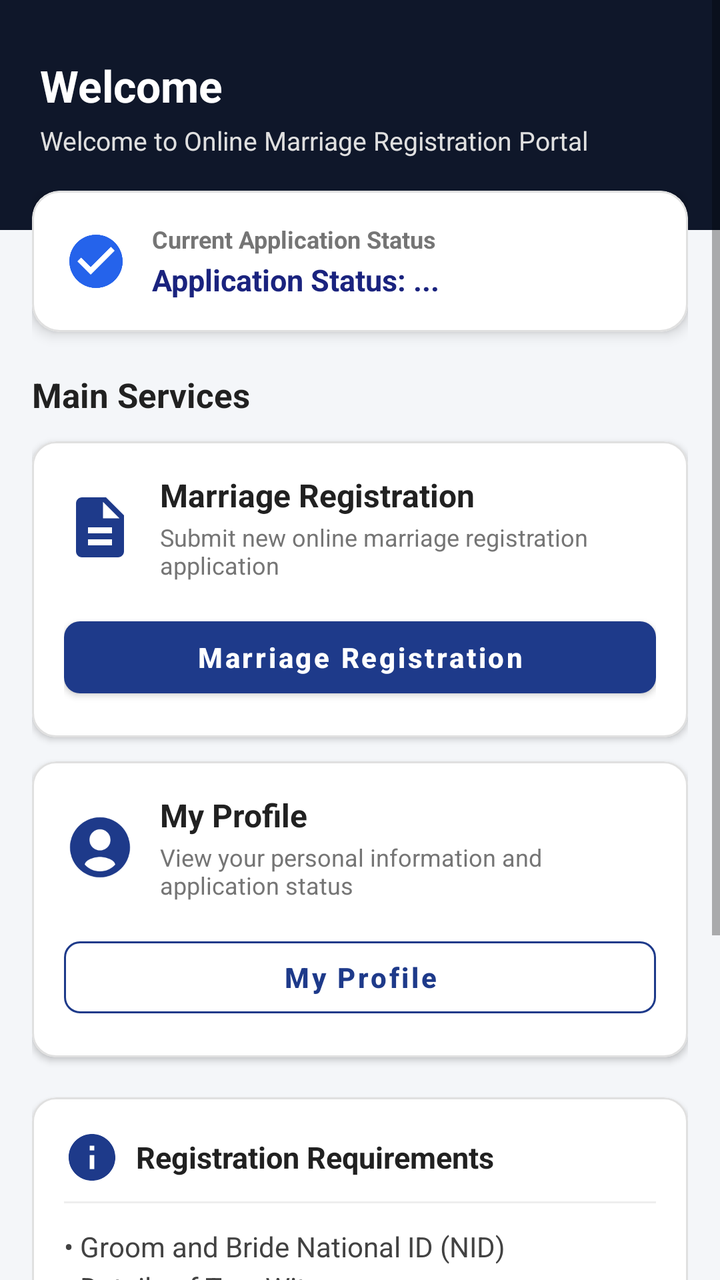
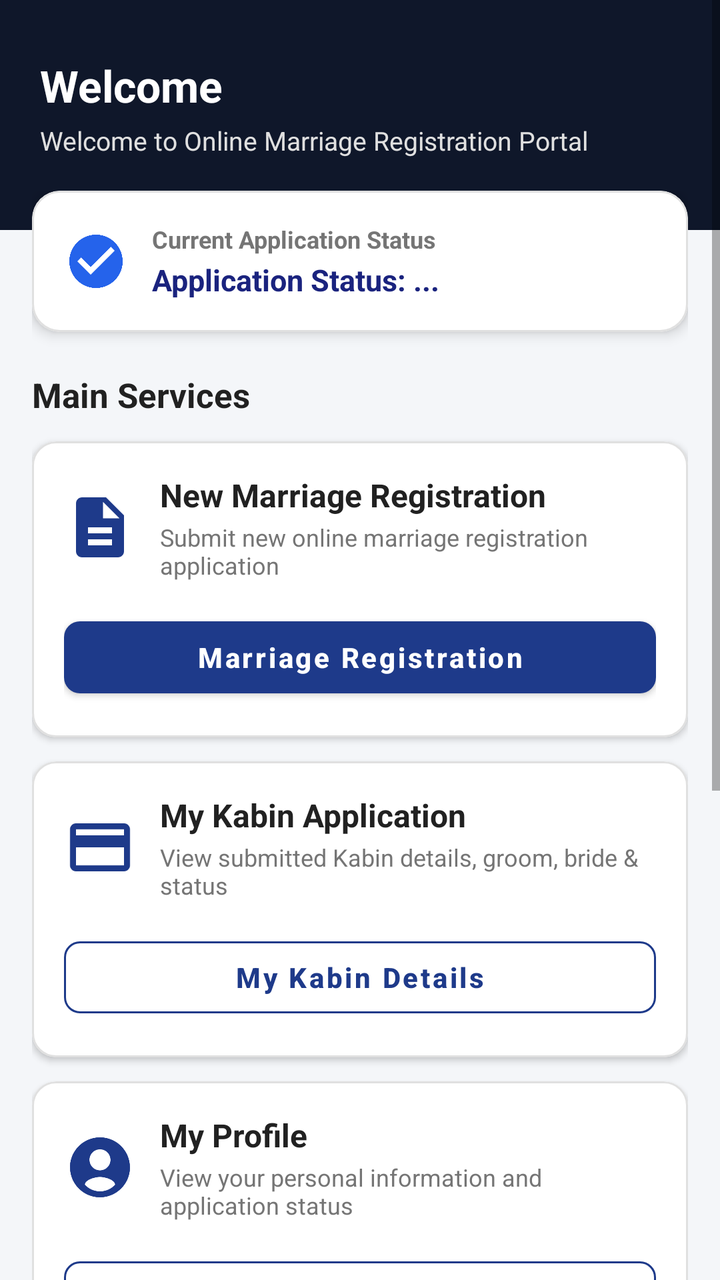

Before-and-after screenshots of an Android layout around one commit, followed by the original layout XML and the change that was made.
<!-- AndroidManifest.xml: application theme Theme.KabinRegistration -->
<!-- res/layout/activity_home.xml -->
<?xml version="1.0" encoding="utf-8"?>
<ScrollView xmlns:android="http://schemas.android.com/apk/res/android"
    xmlns:app="http://schemas.android.com/apk/res-auto"
    android:layout_width="match_parent"
    android:layout_height="match_parent"
    android:background="#F4F6F9"
    android:fillViewport="true">

    <LinearLayout
        android:layout_width="match_parent"
        android:layout_height="wrap_content"
        android:orientation="vertical">

        
        <RelativeLayout
            android:layout_width="match_parent"
            android:layout_height="wrap_content"
            android:background="@color/purple_700"
            android:paddingHorizontal="20dp"
            android:paddingTop="28dp"
            android:paddingBottom="36dp">

            <LinearLayout
                android:layout_width="match_parent"
                android:layout_height="wrap_content"
                android:orientation="vertical">

                <TextView
                    android:id="@+id/tvWelcome"
                    android:layout_width="wrap_content"
                    android:layout_height="wrap_content"
                    android:text="Welcome"
                    android:textColor="@color/white"
                    android:textSize="22sp"
                    android:textStyle="bold" />

                <TextView
                    android:layout_width="wrap_content"
                    android:layout_height="wrap_content"
                    android:layout_marginTop="4dp"
                    android:text="Welcome to Online Marriage Registration Portal"
                    android:textColor="#E0E0E0"
                    android:textSize="13sp" />
            </LinearLayout>

        </RelativeLayout>

        
        <LinearLayout
            android:layout_width="match_parent"
            android:layout_height="wrap_content"
            android:layout_marginTop="-20dp"
            android:orientation="vertical"
            android:paddingHorizontal="16dp"
            android:paddingBottom="24dp">

            
            <com.google.android.material.card.MaterialCardView
                android:layout_width="match_parent"
                android:layout_height="wrap_content"
                android:layout_marginBottom="20dp"
                app:cardBackgroundColor="@color/white"
                app:cardCornerRadius="14dp"
                app:cardElevation="4dp"
                app:strokeColor="#E0E0E0"
                app:strokeWidth="1dp">

                <LinearLayout
                    android:layout_width="match_parent"
                    android:layout_height="wrap_content"
                    android:gravity="center_vertical"
                    android:orientation="horizontal"
                    android:padding="16dp">

                    <ImageView
                        android:layout_width="32dp"
                        android:layout_height="32dp"
                        android:contentDescription="Status Icon"
                        android:src="@drawable/ic_status" />

                    <LinearLayout
                        android:layout_width="match_parent"
                        android:layout_height="wrap_content"
                        android:layout_marginStart="12dp"
                        android:orientation="vertical">

                        <TextView
                            android:layout_width="wrap_content"
                            android:layout_height="wrap_content"
                            android:text="Current Application Status"
                            android:textColor="#757575"
                            android:textSize="12sp"
                            android:textStyle="bold" />

                        <TextView
                            android:id="@+id/tvStatus"
                            android:layout_width="match_parent"
                            android:layout_height="wrap_content"
                            android:layout_marginTop="2dp"
                            android:text="Application Status: ..."
                            android:textColor="#1A237E"
                            android:textSize="15sp"
                            android:textStyle="bold" />
                    </LinearLayout>
                </LinearLayout>
            </com.google.android.material.card.MaterialCardView>

            
            <TextView
                android:layout_width="wrap_content"
                android:layout_height="wrap_content"
                android:layout_marginBottom="12dp"
                android:text="Main Services"
                android:textColor="#212121"
                android:textSize="17sp"
                android:textStyle="bold" />

            
            
            <com.google.android.material.card.MaterialCardView
                android:layout_width="match_parent"
                android:layout_height="wrap_content"
                android:layout_marginBottom="12dp"
                app:cardBackgroundColor="@color/white"
                app:cardCornerRadius="12dp"
                app:cardElevation="2dp"
                app:strokeColor="#E0E0E0"
                app:strokeWidth="1dp">

                <LinearLayout
                    android:layout_width="match_parent"
                    android:layout_height="wrap_content"
                    android:orientation="vertical"
                    android:padding="16dp">

                    <LinearLayout
                        android:layout_width="match_parent"
                        android:layout_height="wrap_content"
                        android:gravity="center_vertical"
                        android:orientation="horizontal">

                        <ImageView
                            android:layout_width="36dp"
                            android:layout_height="36dp"
                            android:contentDescription="Document Icon"
                            android:src="@drawable/ic_document" />

                        <LinearLayout
                            android:layout_width="match_parent"
                            android:layout_height="wrap_content"
                            android:layout_marginStart="12dp"
                            android:orientation="vertical">

                            <TextView
                                android:layout_width="wrap_content"
                                android:layout_height="wrap_content"
                                android:text="Marriage Registration"
                                android:textColor="#212121"
                                android:textSize="16sp"
                                android:textStyle="bold" />

                            <TextView
                                android:layout_width="wrap_content"
                                android:layout_height="wrap_content"
                                android:layout_marginTop="2dp"
                                android:text="Submit new online marriage registration application"
                                android:textColor="#757575"
                                android:textSize="12sp" />
                        </LinearLayout>
                    </LinearLayout>

                    <com.google.android.material.button.MaterialButton
                        android:id="@+id/btnKabin"
                        android:layout_width="match_parent"
                        android:layout_height="48dp"
                        android:layout_marginTop="14dp"
                        android:text="Marriage Registration"
                        android:textAllCaps="false"
                        android:textSize="14sp"
                        android:textStyle="bold"
                        app:cornerRadius="8dp" />
                </LinearLayout>
            </com.google.android.material.card.MaterialCardView>

            
            <com.google.android.material.card.MaterialCardView
                android:layout_width="match_parent"
                android:layout_height="wrap_content"
                android:layout_marginBottom="20dp"
                app:cardBackgroundColor="@color/white"
                app:cardCornerRadius="12dp"
                app:cardElevation="2dp"
                app:strokeColor="#E0E0E0"
                app:strokeWidth="1dp">

                <LinearLayout
                    android:layout_width="match_parent"
                    android:layout_height="wrap_content"
                    android:orientation="vertical"
                    android:padding="16dp">

                    <LinearLayout
                        android:layout_width="match_parent"
                        android:layout_height="wrap_content"
                        android:gravity="center_vertical"
                        android:orientation="horizontal">

                        <ImageView
                            android:layout_width="36dp"
                            android:layout_height="36dp"
                            android:contentDescription="Profile Icon"
                            android:src="@drawable/ic_profile" />

                        <LinearLayout
                            android:layout_width="match_parent"
                            android:layout_height="wrap_content"
                            android:layout_marginStart="12dp"
                            android:orientation="vertical">

                            <TextView
                                android:layout_width="wrap_content"
                                android:layout_height="wrap_content"
                                android:text="My Profile"
                                android:textColor="#212121"
                                android:textSize="16sp"
                                android:textStyle="bold" />

                            <TextView
                                android:layout_width="wrap_content"
                                android:layout_height="wrap_content"
                                android:layout_marginTop="2dp"
                                android:text="View your personal information and application status"
                                android:textColor="#757575"
                                android:textSize="12sp" />
                        </LinearLayout>
                    </LinearLayout>

                    <com.google.android.material.button.MaterialButton
                        android:id="@+id/btnProfile"
                        style="@style/Widget.MaterialComponents.Button.OutlinedButton"
                        android:layout_width="match_parent"
                        android:layout_height="48dp"
                        android:layout_marginTop="14dp"
                        android:text="My Profile"
                        android:textAllCaps="false"
                        android:textSize="14sp"
                        android:textStyle="bold"
                        app:cornerRadius="8dp"
                        app:strokeColor="@color/purple_500" />
                </LinearLayout>
            </com.google.android.material.card.MaterialCardView>

            
            <com.google.android.material.card.MaterialCardView
                android:layout_width="match_parent"
                android:layout_height="wrap_content"
                android:layout_marginBottom="20dp"
                app:cardBackgroundColor="@color/white"
                app:cardCornerRadius="12dp"
                app:cardElevation="2dp"
                app:strokeColor="#E0E0E0"
                app:strokeWidth="1dp">

                <LinearLayout
                    android:layout_width="match_parent"
                    android:layout_height="wrap_content"
                    android:orientation="vertical"
                    android:padding="16dp">

                    <LinearLayout
                        android:layout_width="match_parent"
                        android:layout_height="wrap_content"
                        android:gravity="center_vertical"
                        android:orientation="horizontal">

                        <ImageView
                            android:layout_width="28dp"
                            android:layout_height="28dp"
                            android:contentDescription="Info Icon"
                            android:src="@drawable/ic_info" />

                        <TextView
                            android:layout_width="wrap_content"
                            android:layout_height="wrap_content"
                            android:layout_marginStart="8dp"
                            android:text="Registration Requirements"
                            android:textColor="#212121"
                            android:textSize="15sp"
                            android:textStyle="bold" />
                    </LinearLayout>

                    <View
                        android:layout_width="match_parent"
                        android:layout_height="1dp"
                        android:layout_marginTop="8dp"
                        android:layout_marginBottom="12dp"
                        android:background="#EEEEEE" />

                    <TextView
                        android:layout_width="match_parent"
                        android:layout_height="wrap_content"
                        android:lineSpacingExtra="4dp"
                        android:text="• Groom and Bride National ID (NID)\n• Details of Two Witnesses\n• Dower (Mahr) Amount\n• Marriage Date and Address"
                        android:textColor="#424242"
                        android:textSize="14sp" />

                    <TextView
                        android:layout_width="match_parent"
                        android:layout_height="wrap_content"
                        android:layout_marginTop="12dp"
                        android:background="#E8F0FE"
                        android:padding="10dp"
                        android:text="Upon submission, application status will be Pending. It will be Accepted after verification."
                        android:textColor="#1565C0"
                        android:textSize="12sp"
                        android:textStyle="italic" />

                </LinearLayout>
            </com.google.android.material.card.MaterialCardView>

            
            <com.google.android.material.button.MaterialButton
                android:id="@+id/btnLogout"
                style="@style/Widget.MaterialComponents.Button.OutlinedButton"
                android:layout_width="match_parent"
                android:layout_height="52dp"
                android:layout_marginTop="8dp"
                android:text="Logout"
                android:textAllCaps="false"
                android:textColor="#D32F2F"
                android:textSize="15sp"
                android:textStyle="bold"
                app:cornerRadius="10dp"
                app:icon="@drawable/ic_logout"
                app:iconGravity="textStart"
                app:iconPadding="8dp"
                app:iconTint="#D32F2F"
                app:strokeColor="#FFCDD2" />

        </LinearLayout>
    </LinearLayout>
</ScrollView>
<!-- resources referenced by this layout -->
<resources>
  <color name="purple_500">#1E3A8A</color>
  <color name="purple_700">#0F172A</color>
  <color name="white">#FFFFFF</color>
  <!-- drawable ic_document (drawable) -->
  <vector xmlns:android="http://schemas.android.com/apk/res/android"
      android:width="24dp"
      android:height="24dp"
      android:viewportWidth="24"
      android:viewportHeight="24">
    <path
        android:fillColor="@color/primary_color"
        android:pathData="M14,2H6c-1.1,0 -1.99,0.9 -1.99,2L4,20c0,1.1 0.89,2 1.99,2H18c1.1,0 2,-0.9 2,-2V8l-6,-6zM16,18H8v-2h8v2zm0,-4H8v-2h8v2zm-3,-5V3.5L18.5,9H13z"/>
  </vector>
  <!-- drawable ic_info (drawable) -->
  <vector xmlns:android="http://schemas.android.com/apk/res/android"
      android:width="24dp"
      android:height="24dp"
      android:viewportWidth="24"
      android:viewportHeight="24">
    <path
        android:fillColor="@color/primary_color"
        android:pathData="M12,2C6.48,2 2,6.48 2,12s4.48,10 10,10 10,-4.48 10,-10S17.52,2 12,2zm1,15h-2v-6h2v6zm0,-8h-2V7h2v2z"/>
  </vector>
  <!-- drawable ic_logout (drawable) -->
  <vector xmlns:android="http://schemas.android.com/apk/res/android"
      android:width="24dp"
      android:height="24dp"
      android:viewportWidth="24"
      android:viewportHeight="24">
    <path
        android:fillColor="#D32F2F"
        android:pathData="M17,7l-1.41,1.41L18.17,11H8v2h10.17l-2.58,2.58L17,17l5,-5 -5,-5zM4,5h8V3H4c-1.1,0 -2,0.9 -2,2v14c0,1.1 0.9,2 2,2h8v-2H4V5z"/>
  </vector>
  <!-- drawable ic_profile (drawable) -->
  <vector xmlns:android="http://schemas.android.com/apk/res/android"
      android:width="24dp"
      android:height="24dp"
      android:viewportWidth="24"
      android:viewportHeight="24">
    <path
        android:fillColor="@color/primary_color"
        android:pathData="M12,2C6.48,2 2,6.48 2,12s4.48,10 10,10 10,-4.48 10,-10S17.52,2 12,2zM12,6c1.93,0 3.5,1.57 3.5,3.5S13.93,13 12,13s-3.5,-1.57 -3.5,-3.5S10.07,6 12,6zM12,20c-2.03,0 -3.8,-0.85 -5.05,-2.23 0.12,-1.67 3.37,-2.57 5.05,-2.57 1.67,0 4.93,0.9 5.05,2.57C15.8,19.15 14.03,20 12,20z"/>
  </vector>
  <!-- drawable ic_status (drawable) -->
  <vector xmlns:android="http://schemas.android.com/apk/res/android"
      android:width="24dp"
      android:height="24dp"
      android:viewportWidth="24"
      android:viewportHeight="24">
    <path
        android:fillColor="@color/accent_color"
        android:pathData="M12,2C6.48,2 2,6.48 2,12s4.48,10 10,10 10,-4.48 10,-10S17.52,2 12,2zm-2,15l-5,-5 1.41,-1.41L10,14.17l7.59,-7.59L19,8l-9,9z"/>
  </vector>
  <style name="Theme.KabinRegistration" parent="Theme.MaterialComponents.DayNight.DarkActionBar">
          <item name="colorPrimary">@color/primary_color</item>
          <item name="colorPrimaryVariant">@color/primary_dark</item>
          <item name="colorOnPrimary">@color/white</item>
          <item name="colorSecondary">@color/secondary_color</item>
          <item name="colorSecondaryVariant">@color/secondary_light</item>
          <item name="colorOnSecondary">@color/white</item>
          <item name="android:statusBarColor">@color/primary_dark</item>
          <item name="android:windowBackground">@color/bg_light</item>
      </style>
  <color name="primary_color">#1E3A8A</color>
  <color name="accent_color">#2563EB</color>
  <color name="primary_dark">#0F172A</color>
  <color name="secondary_color">#0D9488</color>
  <color name="secondary_light">#14B8A6</color>
  <color name="bg_light">#F8FAFC</color>
</resources>

<!-- the commit's change to res/layout/activity_home.xml (unified diff, before → after) -->
@@ -154,7 +154,7 @@
                             <TextView
                                 android:layout_width="wrap_content"
                                 android:layout_height="wrap_content"
-                                android:text="Marriage Registration"
+                                android:text="New Marriage Registration"
                                 android:textColor="#212121"
                                 android:textSize="16sp"
                                 android:textStyle="bold" />
@@ -179,6 +179,74 @@
                         android:textSize="14sp"
                         android:textStyle="bold"
                         app:cornerRadius="8dp" />
+                </LinearLayout>
+            </com.google.android.material.card.MaterialCardView>
+
+            
+            <com.google.android.material.card.MaterialCardView
+                android:layout_width="match_parent"
+                android:layout_height="wrap_content"
+                android:layout_marginBottom="12dp"
+                app:cardBackgroundColor="@color/white"
+                app:cardCornerRadius="12dp"
+                app:cardElevation="2dp"
+                app:strokeColor="#E0E0E0"
+                app:strokeWidth="1dp">
+
+                <LinearLayout
+                    android:layout_width="match_parent"
+                    android:layout_height="wrap_content"
+                    android:orientation="vertical"
+                    android:padding="16dp">
+
+                    <LinearLayout
+                        android:layout_width="match_parent"
+                        android:layout_height="wrap_content"
+                        android:gravity="center_vertical"
+                        android:orientation="horizontal">
+
+                        <ImageView
+                            android:layout_width="36dp"
+                            android:layout_height="36dp"
+                            android:contentDescription="My Kabin Icon"
+                            android:src="@drawable/ic_card" />
+
+                        <LinearLayout
+                            android:layout_width="match_parent"
+                            android:layout_height="wrap_content"
+                            android:layout_marginStart="12dp"
+                            android:orientation="vertical">
+
+                            <TextView
+                                android:layout_width="wrap_content"
+                                android:layout_height="wrap_content"
+                                android:text="My Kabin Application"
+                                android:textColor="#212121"
+                                android:textSize="16sp"
+                                android:textStyle="bold" />
+
+                            <TextView
+                                android:layout_width="wrap_content"
+                                android:layout_height="wrap_content"
+                                android:layout_marginTop="2dp"
+                                android:text="View submitted Kabin details, groom, bride &amp; status"
+                                android:textColor="#757575"
+                                android:textSize="12sp" />
+                        </LinearLayout>
+                    </LinearLayout>
+
+                    <com.google.android.material.button.MaterialButton
+                        android:id="@+id/btnMyKabin"
+                        style="@style/Widget.MaterialComponents.Button.OutlinedButton"
+                        android:layout_width="match_parent"
+                        android:layout_height="48dp"
+                        android:layout_marginTop="14dp"
+                        android:text="My Kabin Details"
+                        android:textAllCaps="false"
+                        android:textSize="14sp"
+                        android:textStyle="bold"
+                        app:cornerRadius="8dp"
+                        app:strokeColor="@color/purple_500" />
                 </LinearLayout>
             </com.google.android.material.card.MaterialCardView>
 
<!-- resource entries referenced after the edit -->
@@ -3,6 +3,16 @@
   <color name="purple_500">#1E3A8A</color>
   <color name="purple_700">#0F172A</color>
   <color name="white">#FFFFFF</color>
+  <!-- drawable ic_card (drawable) -->
+  <vector xmlns:android="http://schemas.android.com/apk/res/android"
+      android:width="24dp"
+      android:height="24dp"
+      android:viewportWidth="24"
+      android:viewportHeight="24">
+    <path
+        android:fillColor="@color/primary_color"
+        android:pathData="M20,4H4c-1.11,0 -1.99,0.89 -1.99,2L2,18c0,1.11 0.89,2 2,2h16c1.11,0 2,-0.89 2,-2V6c0,-1.11 -0.89,-2 -2,-2zm0,14H4v-6h16v6zm0,-10H4V6h16v2z"/>
+  </vector>
   <!-- drawable ic_document (drawable) -->
   <vector xmlns:android="http://schemas.android.com/apk/res/android"
       android:width="24dp"
